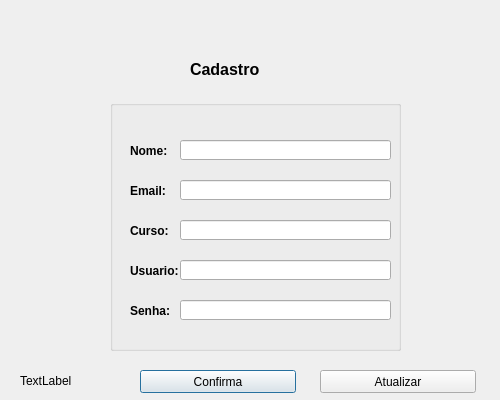
First picture: the form in Mayko/projeto/cadastro.ui, repository UnPComp2013/Grupo6, before the edit.
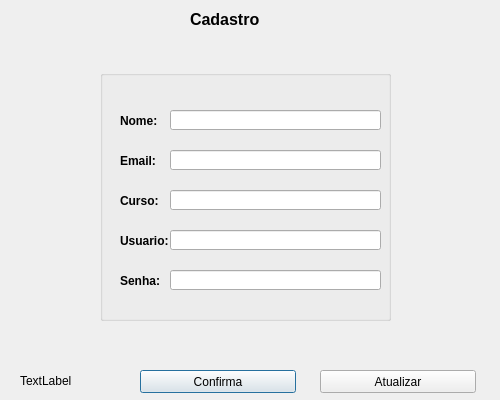
Second picture: the form after the edit.

```diff
--- a/Mayko/projeto/cadastro.ui
+++ b/Mayko/projeto/cadastro.ui
@@ -20,7 +20,7 @@
    <property name="geometry">
     <rect>
      <x>190</x>
-     <y>60</y>
+     <y>10</y>
      <width>101</width>
      <height>20</height>
     </rect>
@@ -44,8 +44,8 @@
   <widget class="QGroupBox" name="groupBox">
    <property name="geometry">
     <rect>
-     <x>110</x>
-     <y>100</y>
+     <x>100</x>
+     <y>70</y>
      <width>291</width>
      <height>251</height>
     </rect>
```
Left out of the diff: 10 changed lines with no effect on the pictures.
